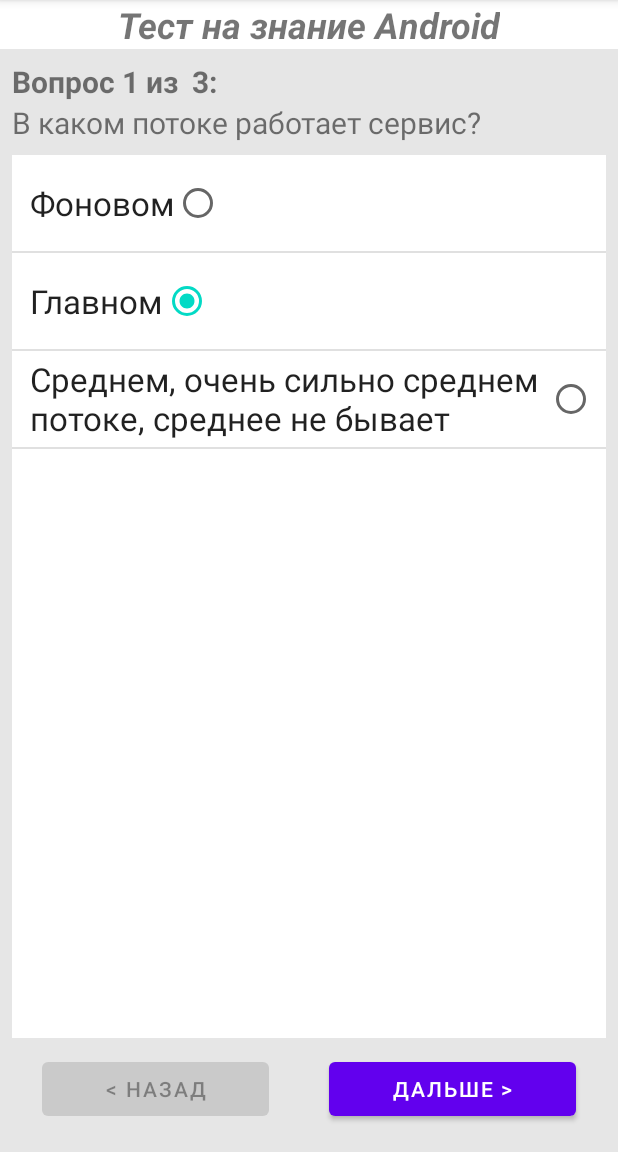
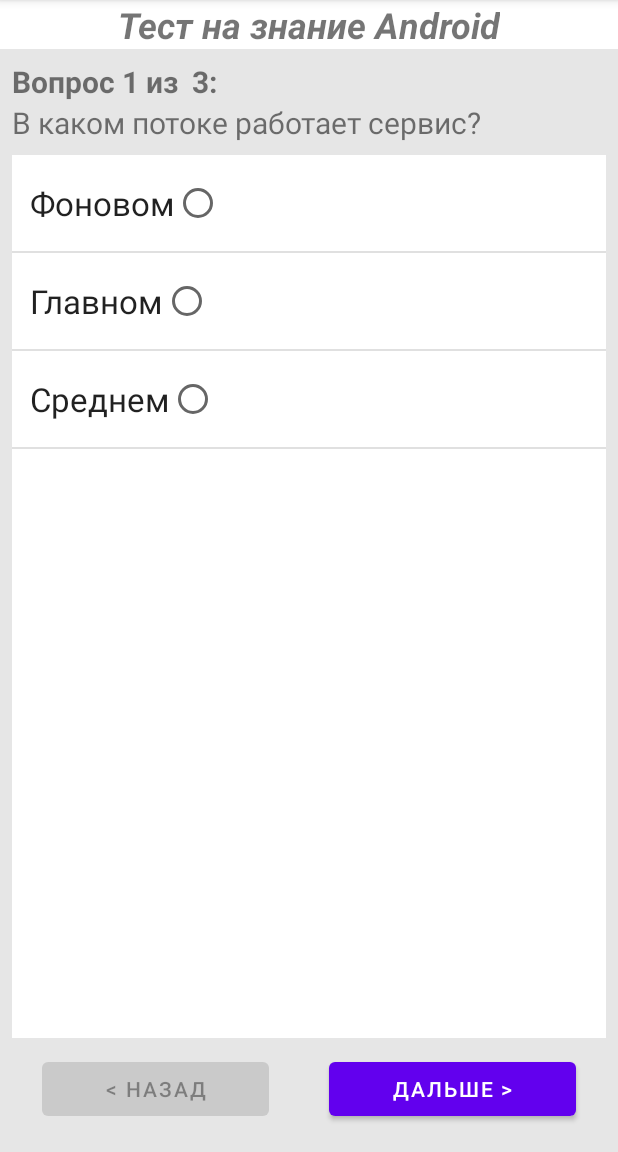
Before and after one commit to Aliensus/Questionnaire, an Android app: the screen it shows after launch (MainActivity), on a phone screen of 412 x 824 dp, the part 84-1236 px from its top. Run offline under Robolectric (Android 15) with nearby library versions, the phone set to English and light mode, and no system bars.

Commit message:
Добавлен расчет и отображение результатов теста

```diff
--- a/app/src/main/java/com/diploma/questionnaire/data/Data.kt
+++ b/app/src/main/java/com/diploma/questionnaire/data/Data.kt
@@ -32,11 +32,10 @@ object Data {
                     id = 2,
                     answerContent = "Главном",
                     correctnessRate = MAXIMALLY_CORRECT_ANSWER_RATE,
-                    isSelected = true
                 ),
                 Answer(
                     id = 3,
-                    answerContent = "Среднем, очень сильно среднем потоке, среднее не бывает",
+                    answerContent = "Среднем",
                     correctnessRate = WRONG_ANSWER_RATE,
                 ),
             ),
@@ -55,9 +54,8 @@ object Data {
                 ),
                 Answer(
                     id = 2,
-                    answerContent = "Fragment конструкторе, только вместо массива данных, мы указываем массив строк в ресурсах, который мы создали чуть раньше. В качестве layout-ресурса для пунктов используем системный simple_list_item_single_choice. Он как раз заточен под такое использование",
+                    answerContent = "Fragment",
                     correctnessRate = -MAXIMALLY_CORRECT_ANSWER_RATE / 4,
-                    isSelected = true
                 ),
                 Answer(
                     id = 3,
@@ -68,7 +66,6 @@ object Data {
                     id = 4,
                     answerContent = "Class",
                     correctnessRate = -MAXIMALLY_CORRECT_ANSWER_RATE / 4,
-                    isSelected = true
                 ),
                 Answer(
                     id = 5,
--- a/app/src/main/res/layout/activity_main.xml
+++ b/app/src/main/res/layout/activity_main.xml
@@ -27,8 +27,7 @@
         android:background="#E6E6E6"
         android:orientation="vertical"
         android:padding="8dp"
-        android:visibility="visible"
-        tools:visibility="gone">
+        android:visibility="visible">
 
         <TextView
             android:id="@+id/questionHeaderTv"
@@ -112,7 +111,7 @@
             android:layout_width="wrap_content"
             android:layout_height="wrap_content"
             android:layout_marginTop="16dp"
-            android:text="Дано ответов на вопросы:"
+            android:text="Дано ответов:"
             android:textSize="20sp"
             app:layout_constraintStart_toStartOf="parent"
             app:layout_constraintTop_toBottomOf="@+id/resultLabelTv" />
```
Also changed, not shown: app/src/main/java/com/diploma/questionnaire/presentation/MainActivity.kt (+47 -1 lines).
